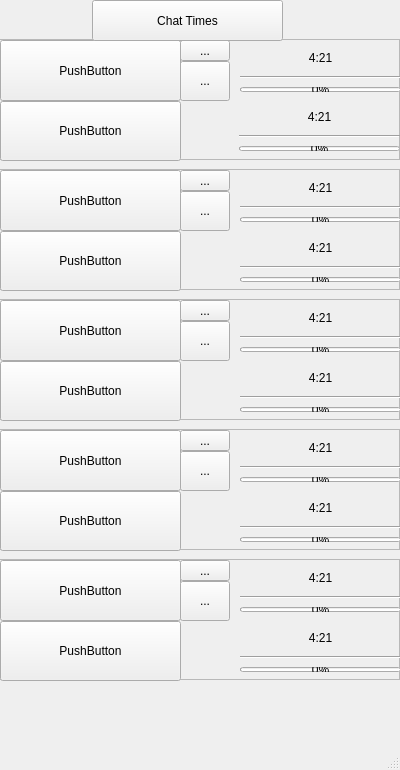
Qt form league_timer.ui (macoJ-J/wish-for-macOS) before a commit.
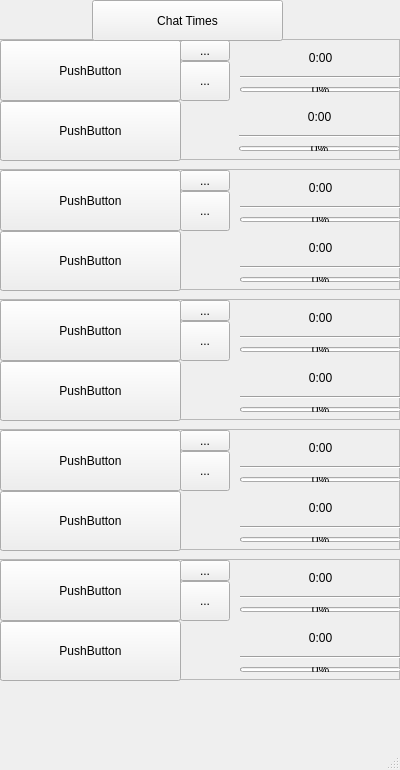
The same form after that commit. Icons and pictures are not drawn.

Commit message: バグ修正

```diff
--- a/league_timer.ui
+++ b/league_timer.ui
@@ -66,7 +66,7 @@
         </size>
        </property>
        <property name="text">
-        <string>4:21</string>
+        <string>0:00</string>
        </property>
        <property name="alignment">
         <set>Qt::AlignCenter</set>
@@ -321,7 +321,7 @@
          </size>
         </property>
         <property name="text">
-         <string>4:21</string>
+         <string>0:00</string>
         </property>
         <property name="alignment">
          <set>Qt::AlignCenter</set>
@@ -651,7 +651,7 @@
         </size>
        </property>
        <property name="text">
-        <string>4:21</string>
+        <string>0:00</string>
        </property>
        <property name="alignment">
         <set>Qt::AlignCenter</set>
@@ -717,7 +717,7 @@
         </size>
        </property>
        <property name="text">
-        <string>4:21</string>
+        <string>0:00</string>
        </property>
        <property name="alignment">
         <set>Qt::AlignCenter</set>
@@ -783,7 +783,7 @@
         </size>
        </property>
        <property name="text">
-        <string>4:21</string>
+        <string>0:00</string>
        </property>
        <property name="alignment">
         <set>Qt::AlignCenter</set>
@@ -849,7 +849,7 @@
         </size>
        </property>
        <property name="text">
-        <string>4:21</string>
+        <string>0:00</string>
        </property>
        <property name="alignment">
         <set>Qt::AlignCenter</set>
@@ -915,7 +915,7 @@
         </size>
        </property>
        <property name="text">
-        <string>4:21</string>
+        <string>0:00</string>
        </property>
        <property name="alignment">
         <set>Qt::AlignCenter</set>
@@ -981,7 +981,7 @@
         </size>
        </property>
        <property name="text">
-        <string>4:21</string>
+        <string>0:00</string>
        </property>
        <property name="alignment">
         <set>Qt::AlignCenter</set>
@@ -1047,7 +1047,7 @@
         </size>
        </property>
        <property name="text">
-        <string>4:21</string>
+        <string>0:00</string>
        </property>
        <property name="alignment">
         <set>Qt::AlignCenter</set>
@@ -1113,7 +1113,7 @@
         </size>
        </property>
        <property name="text">
-        <string>4:21</string>
+        <string>0:00</string>
        </property>
        <property name="alignment">
         <set>Qt::AlignCenter</set>
```
The commit also changes 1 other file.
